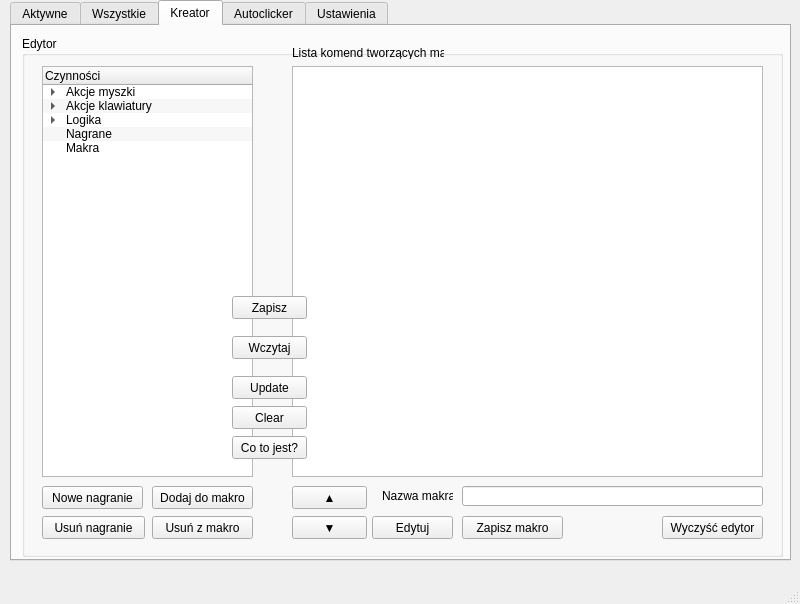
The window that GUI.ui (307372/PwJS2020) describes before a commit, drawn with Qt 5.
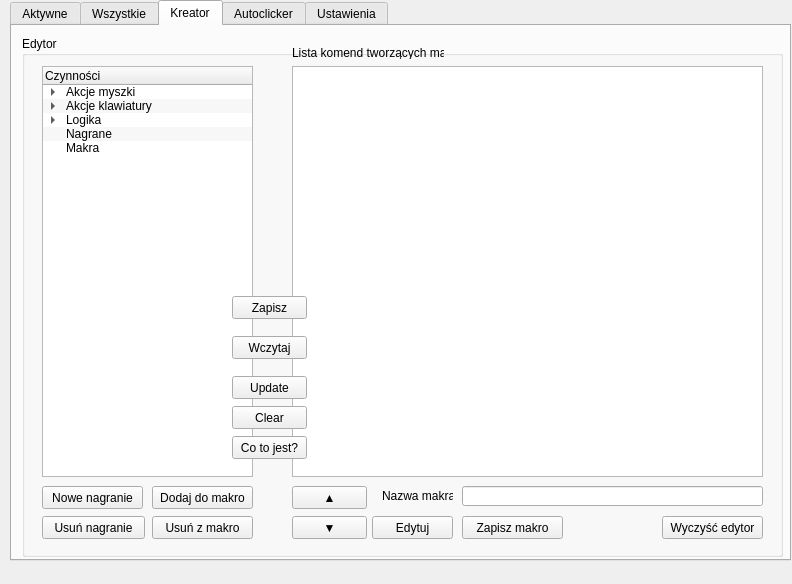
The same window after the commit.

```diff
--- a/GUI.ui
+++ b/GUI.ui
@@ -6,14 +6,26 @@
    <rect>
     <x>0</x>
     <y>0</y>
-    <width>800</width>
-    <height>604</height>
+    <width>792</width>
+    <height>584</height>
    </rect>
   </property>
+  <property name="sizePolicy">
+   <sizepolicy hsizetype="Fixed" vsizetype="Fixed">
+    <horstretch>0</horstretch>
+    <verstretch>0</verstretch>
+   </sizepolicy>
+  </property>
   <property name="windowTitle">
    <string>Rzeczy w miejscach 0.3</string>
   </property>
   <widget class="QWidget" name="centralwidget">
+   <property name="sizePolicy">
+    <sizepolicy hsizetype="Fixed" vsizetype="Fixed">
+     <horstretch>0</horstretch>
+     <verstretch>0</verstretch>
+    </sizepolicy>
+   </property>
    <widget class="QTabWidget" name="zakladki">
     <property name="geometry">
      <rect>
@@ -951,7 +963,6 @@
     </rect>
    </property>
   </widget>
-  <widget class="QStatusBar" name="statusbar"/>
  </widget>
  <resources/>
  <connections/>
```
Left out of the diff: 17 changed lines with no effect on the pictures.
